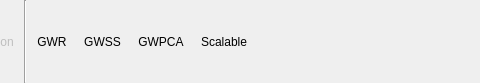
Qt form gwmtoolbar.ui (GWmodel-Lab/GWmodelS) before a commit; both pictures show x 699 to 1179 and y 0 to 83 of the 1285 by 83 pixel window.
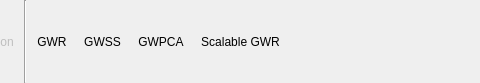
The same form after that commit. Icons and pictures are not drawn.

```diff
--- a/gwmtoolbar.ui
+++ b/gwmtoolbar.ui
@@ -367,7 +367,7 @@
    <item>
     <widget class="QToolButton" name="gwmScalableGWRBtn">
      <property name="text">
-      <string>Scalable</string>
+      <string>Scalable GWR</string>
      </property>
      <property name="autoRaise">
       <bool>true</bool>
```
